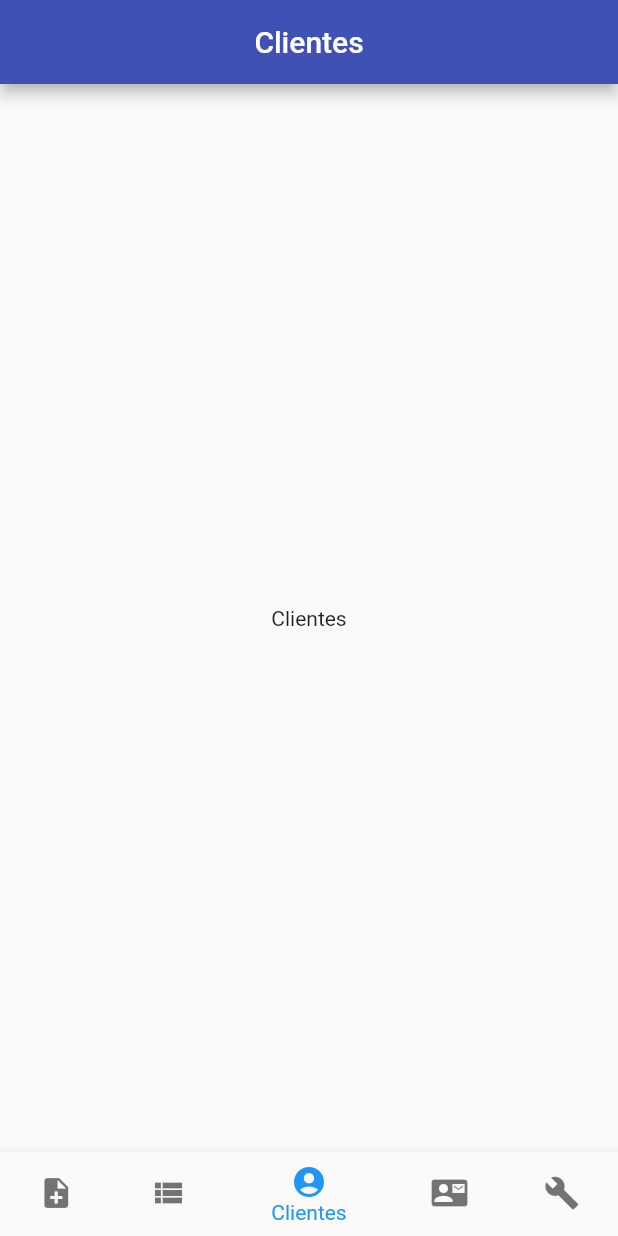
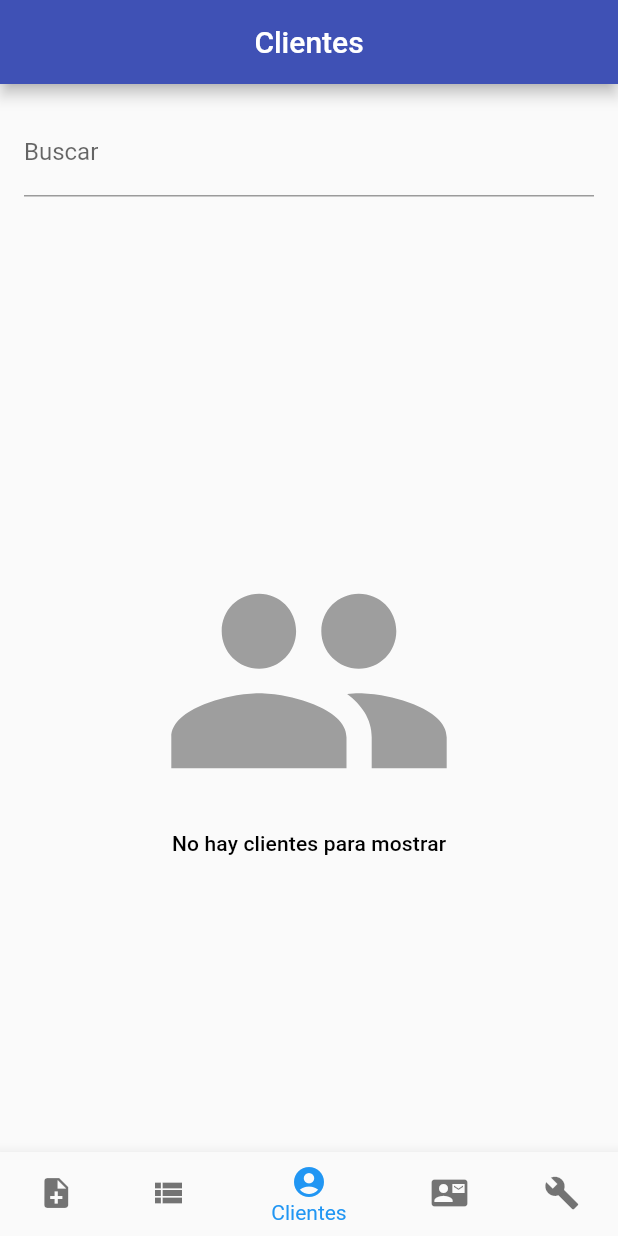
Before and after one commit to oalonsodev/sistema_ochoa, a Flutter app: the screen it shows after launch, item 3 of the bottom bar chosen, on a phone screen of 412 x 824 dp. Run offline on Flutter 3.47's test engine with Material 2 defaults, Android fonts, the phone set to English and light mode, and no system bars; our stand-ins replace rxdart.

Commit message:
Creacion de ClientesPage

```diff
--- a/lib/src/pages/catalogo/catalogo_page.dart
+++ b/lib/src/pages/catalogo/catalogo_page.dart
@@ -1,4 +1,5 @@
 import 'package:flutter/material.dart';
+
 import 'package:sistema_ochoa/src/pages/catalogo/header_delegate.dart';
 
 class CatalogoPage extends StatefulWidget {
@@ -33,7 +34,7 @@ class _CatalogoPageState extends State<CatalogoPage> {
 		);
 	}
 
-	_createBody() {
+	SliverFillRemaining _createBody() {
 		// TODO: Crear FTBuilder que muestre la lista de resultados,
 		// todo: y poner este widget como initialData.
 		return SliverFillRemaining( //* Widget que extiende a su hijo en el area visible restante de la pantalla
--- /dev/null
+++ b/lib/src/pages/clientes/clientes_page.dart
@@ -0,0 +1,48 @@
+import 'package:flutter/material.dart';
+
+import 'package:sistema_ochoa/src/pages/clientes/header_delegate.dart';
+
+class ClientesPage extends StatefulWidget {
+	@override
+	_ClientesPageState createState() => _ClientesPageState();
+}
+
+class _ClientesPageState extends State<ClientesPage> {
+
+	@override
+	Widget build(BuildContext context) {
+		return CustomScrollView(
+			//TODO: Resolver: Al colocar ambos métodos juntos, ninguno se dibuja.
+			slivers: <Widget>[
+				_createHeader(),
+				_createBody()
+			],
+		);
+	}
+
+	SliverPersistentHeader _createHeader() {
+		return SliverPersistentHeader(
+			delegate: HeaderDelegate(),
+			pinned: true
+		);
+	}
+
+	SliverFillRemaining _createBody() {
+		return SliverFillRemaining(
+			hasScrollBody: false,
+			child: Column(
+				mainAxisAlignment: MainAxisAlignment.center,
+				children: [
+					Icon(Icons.people, size: 200.0, color: Colors.grey),
+					Text(
+						'No hay clientes para mostrar',
+						style: Theme.of(context).textTheme.subtitle2,
+					)
+				],
+			)
+		);
+	}
+
+	//* utilidades
+
+}
--- a/lib/src/pages/clientes_page.dart
+++ /dev/null
@@ -1,10 +0,0 @@
-import 'package:flutter/material.dart';
-
-class ClientesPage extends StatelessWidget {
-  @override
-  Widget build(BuildContext context) {
-    return Center(
-      child: Text('Clientes'),
-    );
-  }
-}
--- a/lib/src/pages/home_page.dart
+++ b/lib/src/pages/home_page.dart
@@ -2,7 +2,7 @@ import 'package:flutter/material.dart';
 
 import 'package:sistema_ochoa/src/pages/ajustes_page.dart';
 import 'package:sistema_ochoa/src/pages/catalogo/catalogo_page.dart';
-import 'package:sistema_ochoa/src/pages/clientes_page.dart';
+import 'package:sistema_ochoa/src/pages/clientes/clientes_page.dart';
 import 'package:sistema_ochoa/src/pages/cotizaciones/cotizaciones_page.dart';
 import 'package:sistema_ochoa/src/pages/proveedores_page.dart';
 
```
Also changed, not shown: lib/src/pages/clientes/header_delegate.dart (added, +28 -0 lines), lib/src/pages/cotizaciones/cotizaciones_page.dart (+16 -15 lines).
